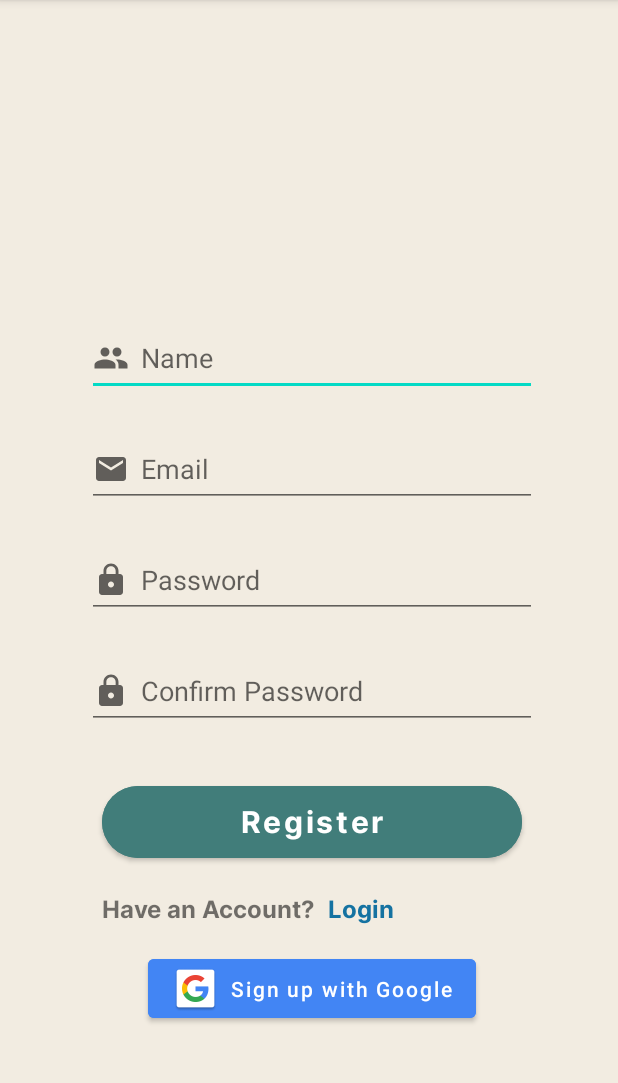
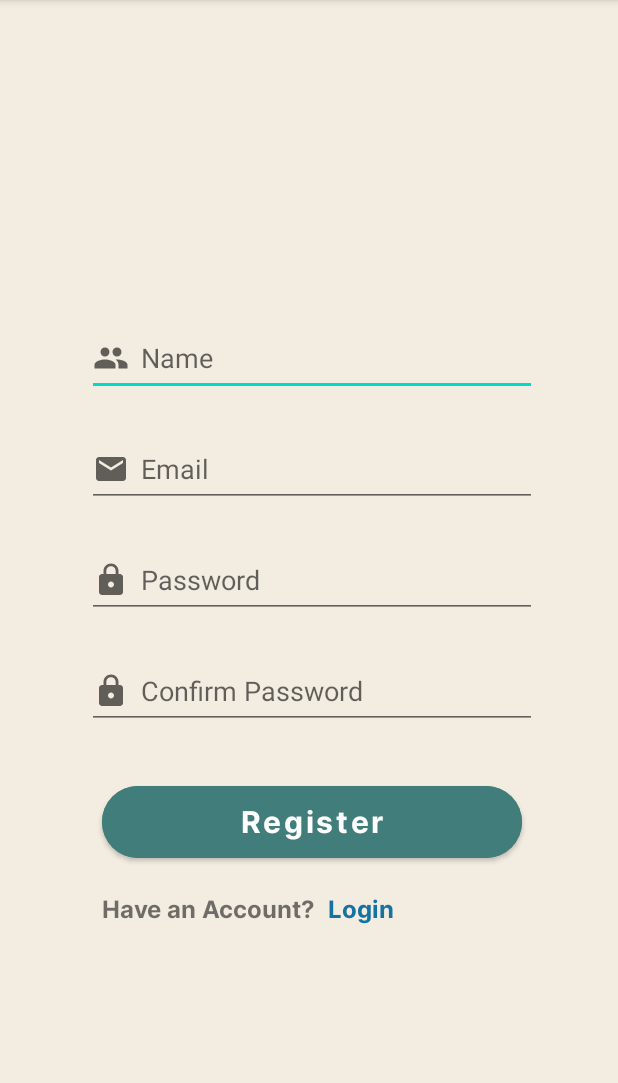
Before and after one commit to bariqwahyu/HealthyPlate, an Android app: the RegisterActivity screen opened directly, with no data from a screen before it, on a phone screen of 412 x 824 dp, the part 84-1167 px from its top. Run offline under Robolectric (Android 15) with nearby library versions, the phone set to English and light mode, and no system bars; our stand-ins replace Firebase (no records; nobody signed in at launch, a user with empty details on screens opened directly).

Commit message:
login with google account

```diff
--- a/app/build.gradle
+++ b/app/build.gradle
@@ -51,6 +51,7 @@ dependencies {
     implementation 'com.google.firebase:firebase-analytics-ktx:21.0.0'
     implementation 'com.google.firebase:firebase-firestore-ktx:24.1.2'
     implementation 'com.google.firebase:firebase-auth-ktx:21.0.5'
+    implementation 'com.google.android.gms:play-services-auth:20.2.0'
     testImplementation 'junit:junit:4.13.2'
     androidTestImplementation 'androidx.test.ext:junit:1.1.3'
     androidTestImplementation 'androidx.test.espresso:espresso-core:3.4.0'
--- a/app/src/main/res/layout/activity_register.xml
+++ b/app/src/main/res/layout/activity_register.xml
@@ -113,17 +113,4 @@
         app:layout_constraintStart_toEndOf="@+id/txt_loginRegDesc"
         app:layout_constraintTop_toTopOf="@+id/txt_loginRegDesc" />
 
-    <Button
-        android:id="@+id/btn_loginGoogle2"
-        android:layout_width="wrap_content"
-        android:layout_height="wrap_content"
-        android:layout_marginTop="16dp"
-        android:backgroundTint="#4285F4"
-        android:drawableLeft="@drawable/common_google_signin_btn_icon_light"
-        android:text="@string/google_signUp"
-        android:textAllCaps="false"
-        app:layout_constraintEnd_toEndOf="@+id/btn_register"
-        app:layout_constraintStart_toStartOf="@+id/btn_register"
-        app:layout_constraintTop_toBottomOf="@+id/txt_loginRegDesc" />
-
 </androidx.constraintlayout.widget.ConstraintLayout>
```
Also changed, not shown: app/src/main/java/com/capstone/healthyplate/ui/login/LoginActivity.kt (+69 -3 lines), app/src/main/java/com/capstone/healthyplate/ui/main/MainActivity.kt (+17 -2 lines).
